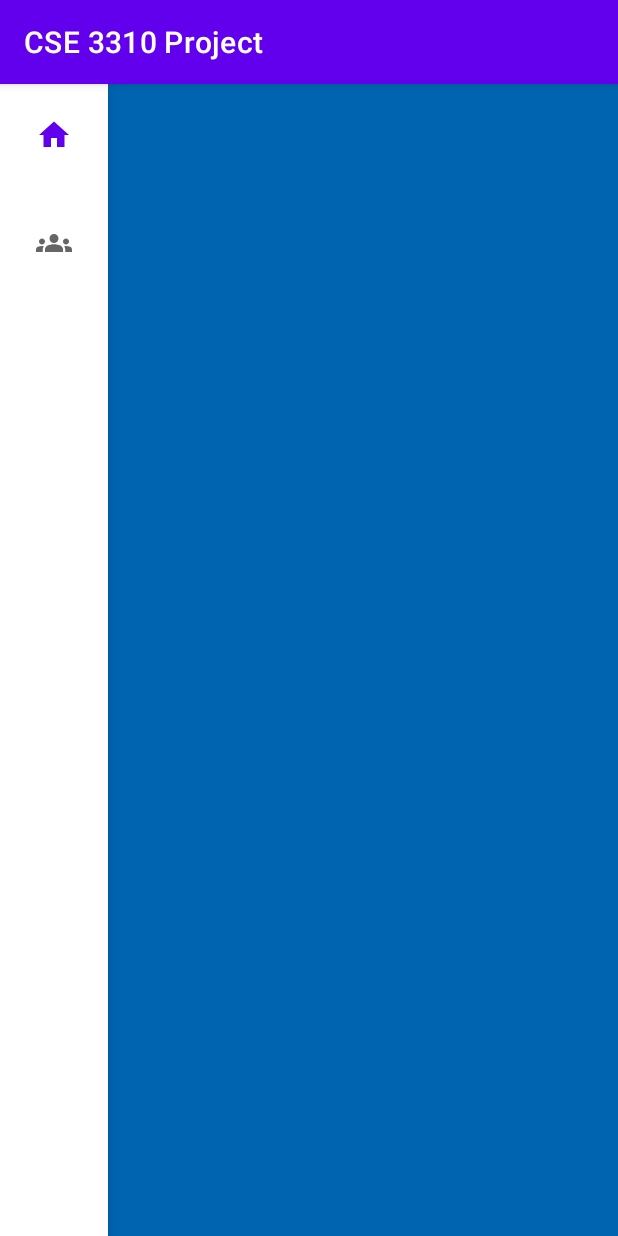
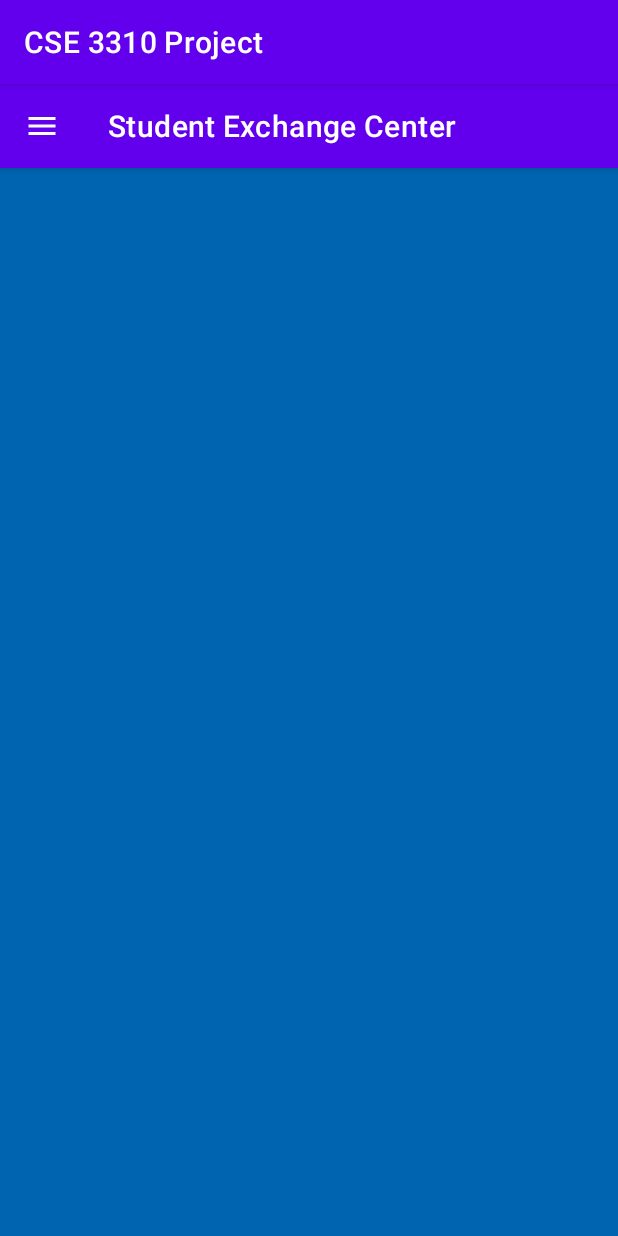
Before and after one commit to CodyMonJones/CSE3310-SIE, an Android app: the HomeActivity screen opened directly, with no data from a screen before it, on a phone screen of 412 x 824 dp. Run offline under Robolectric (Android 15) with nearby library versions, the phone set to English and light mode, and no system bars.

Commit message:
top bar & collapsible menu layout added

```diff
--- a/CSE3310Project/app/src/main/java/com/example/cse3310project/HomeActivity.java
+++ b/CSE3310Project/app/src/main/java/com/example/cse3310project/HomeActivity.java
@@ -3,6 +3,7 @@ package com.example.cse3310project;
 import androidx.appcompat.app.AppCompatActivity;
 
 import android.os.Bundle;
+
 
 public class HomeActivity extends AppCompatActivity {
 
--- /dev/null
+++ b/CSE3310Project/app/src/main/res/drawable/ic_baseline_menu_24.xml
@@ -0,0 +1,5 @@
+<vector android:height="24dp" android:tint="#FFFFFF"
+    android:viewportHeight="24" android:viewportWidth="24"
+    android:width="24dp" xmlns:android="http://schemas.android.com/apk/res/android">
+    <path android:fillColor="@android:color/white" android:pathData="M3,18h18v-2L3,16v2zM3,13h18v-2L3,11v2zM3,6v2h18L21,6L3,6z"/>
+</vector>
--- /dev/null
+++ b/CSE3310Project/app/src/main/res/drawable/ic_baseline_message_24.xml
@@ -0,0 +1,5 @@
+<vector android:autoMirrored="true" android:height="24dp"
+    android:tint="#FFFFFF" android:viewportHeight="24"
+    android:viewportWidth="24" android:width="24dp" xmlns:android="http://schemas.android.com/apk/res/android">
+    <path android:fillColor="@android:color/white" android:pathData="M20,2L4,2c-1.1,0 -1.99,0.9 -1.99,2L2,22l4,-4h14c1.1,0 2,-0.9 2,-2L22,4c0,-1.1 -0.9,-2 -2,-2zM18,14L6,14v-2h12v2zM18,11L6,11L6,9h12v2zM18,8L6,8L6,6h12v2z"/>
+</vector>
--- /dev/null
+++ b/CSE3310Project/app/src/main/res/drawable/ic_baseline_people_24.xml
@@ -0,0 +1,5 @@
+<vector android:height="24dp" android:tint="#FFFFFF"
+    android:viewportHeight="24" android:viewportWidth="24"
+    android:width="24dp" xmlns:android="http://schemas.android.com/apk/res/android">
+    <path android:fillColor="@android:color/white" android:pathData="M16,11c1.66,0 2.99,-1.34 2.99,-3S17.66,5 16,5c-1.66,0 -3,1.34 -3,3s1.34,3 3,3zM8,11c1.66,0 2.99,-1.34 2.99,-3S9.66,5 8,5C6.34,5 5,6.34 5,8s1.34,3 3,3zM8,13c-2.33,0 -7,1.17 -7,3.5L1,19h14v-2.5c0,-2.33 -4.67,-3.5 -7,-3.5zM16,13c-0.29,0 -0.62,0.02 -0.97,0.05 1.16,0.84 1.97,1.97 1.97,3.45L17,19h6v-2.5c0,-2.33 -4.67,-3.5 -7,-3.5z"/>
+</vector>
--- /dev/null
+++ b/CSE3310Project/app/src/main/res/drawable/ic_baseline_storefront_24.xml
@@ -0,0 +1,5 @@
+<vector android:height="24dp" android:tint="#FFFFFF"
+    android:viewportHeight="24" android:viewportWidth="24"
+    android:width="24dp" xmlns:android="http://schemas.android.com/apk/res/android">
+    <path android:fillColor="@android:color/white" android:pathData="M21.9,8.89l-1.05,-4.37c-0.22,-0.9 -1,-1.52 -1.91,-1.52H5.05C4.15,3 3.36,3.63 3.15,4.52L2.1,8.89c-0.24,1.02 -0.02,2.06 0.62,2.88C2.8,11.88 2.91,11.96 3,12.06V19c0,1.1 0.9,2 2,2h14c1.1,0 2,-0.9 2,-2v-6.94c0.09,-0.09 0.2,-0.18 0.28,-0.28C21.92,10.96 22.15,9.91 21.9,8.89zM18.91,4.99l1.05,4.37c0.1,0.42 0.01,0.84 -0.25,1.17C19.57,10.71 19.27,11 18.77,11c-0.61,0 -1.14,-0.49 -1.21,-1.14L16.98,5L18.91,4.99zM13,5h1.96l0.54,4.52c0.05,0.39 -0.07,0.78 -0.33,1.07C14.95,10.85 14.63,11 14.22,11C13.55,11 13,10.41 13,9.69V5zM8.49,9.52L9.04,5H11v4.69C11,10.41 10.45,11 9.71,11c-0.34,0 -0.65,-0.15 -0.89,-0.41C8.57,10.3 8.45,9.91 8.49,9.52zM4.04,9.36L5.05,5h1.97L6.44,9.86C6.36,10.51 5.84,11 5.23,11c-0.49,0 -0.8,-0.29 -0.93,-0.47C4.03,10.21 3.94,9.78 4.04,9.36zM5,19v-6.03C5.08,12.98 5.15,13 5.23,13c0.87,0 1.66,-0.36 2.24,-0.95c0.6,0.6 1.4,0.95 2.31,0.95c0.87,0 1.65,-0.36 2.23,-0.93c0.59,0.57 1.39,0.93 2.29,0.93c0.84,0 1.64,-0.35 2.24,-0.95c0.58,0.59 1.37,0.95 2.24,0.95c0.08,0 0.15,-0.02 0.23,-0.03V19H5z"/>
+</vector>
--- a/CSE3310Project/app/src/main/res/layout/activity_home.xml
+++ b/CSE3310Project/app/src/main/res/layout/activity_home.xml
@@ -8,11 +8,38 @@
     android:background="@color/UTA_BLUE"
     tools:context=".HomeActivity">
 
-    <com.google.android.material.navigationrail.NavigationRailView
-        android:id="@+id/navigation_rail"
-        android:layout_width="wrap_content"
+    <androidx.drawerlayout.widget.DrawerLayout
+        android:layout_width="match_parent"
         android:layout_height="match_parent"
-        app:menu="@menu/navigation_railway_menu" />
+        tools:openDrawer="start">
 
+        <androidx.coordinatorlayout.widget.CoordinatorLayout
+            android:layout_width="match_parent"
+            android:layout_height="match_parent"
+            android:fitsSystemWindows="true">
 
+            <com.google.android.material.appbar.AppBarLayout
+                android:layout_width="match_parent"
+                android:layout_height="wrap_content"
+                style="@style/Widget.MaterialComponents.AppBarLayout.PrimarySurface"
+                android:fitsSystemWindows="true">
+
+                <com.google.android.material.appbar.MaterialToolbar
+                    android:layout_width="match_parent"
+                    android:layout_height="?attr/actionBarSize"
+                    app:title="Student Exchange Center"
+                    app:navigationIcon="@drawable/ic_baseline_menu_24"
+                    style="@style/Widget.MaterialComponents.Toolbar.PrimarySurface"
+                    android:background="@android:color/transparent"
+                    android:elevation="0dp" />
+            </com.google.android.material.appbar.AppBarLayout>
+        </androidx.coordinatorlayout.widget.CoordinatorLayout>
+        <com.google.android.material.navigation.NavigationView
+            android:id="@+id/navigation_rail"
+            android:layout_width="wrap_content"
+            android:layout_height="match_parent"
+            android:layout_gravity="start"
+            app:menu="@menu/navigation_view"
+            app:headerLayout="@layout/navigation_header"/>
+    </androidx.drawerlayout.widget.DrawerLayout>
 </RelativeLayout>
--- /dev/null
+++ b/CSE3310Project/app/src/main/res/layout/navigation_header.xml
@@ -0,0 +1,28 @@
+<?xml version="1.0" encoding="utf-8"?>
+<LinearLayout  xmlns:android="http://schemas.android.com/apk/res/android"
+    android:layout_width="match_parent"
+    android:layout_height="wrap_content"
+    android:orientation="vertical"
+    android:background="@color/UTA_ORANGE"
+    android:fitsSystemWindows="true">
+
+    <TextView
+        android:layout_width="wrap_content"
+        android:layout_height="wrap_content"
+        android:layout_marginTop="24dp"
+        android:layout_marginStart="24dp"
+        android:layout_marginEnd="24dp"
+        android:textAppearance="?attr/textAppearanceHeadline6"
+        android:textColor="@color/white"
+        android:text="Welcome" />
+
+    <TextView
+        android:layout_width="wrap_content"
+        android:layout_height="wrap_content"
+        android:layout_marginBottom="24dp"
+        android:layout_marginStart="24dp"
+        android:layout_marginEnd="24dp"
+        android:textAppearance="?attr/textAppearanceBody2"
+        android:textColor="@color/white"
+        android:text="User@mavs.uta.edu" />
+</LinearLayout>
--- a/CSE3310Project/app/src/main/res/menu/navigation_railway_menu.xml
+++ /dev/null
@@ -1,13 +0,0 @@
-<?xml version="1.0" encoding="utf-8"?>
-<menu xmlns:android="http://schemas.android.com/apk/res/android">
-    <item
-        android:id="@+id/menu_item_home"
-        android:enabled="true"
-        android:icon="@drawable/ic_baseline_home_24"
-        android:title="@string/Home"/>
-    <item
-        android:id="@+id/menu_item_buy"
-        android:enabled="true"
-        android:icon="@drawable/ic_baseline_groups_24"
-        android:title="@string/Clubs"/>
-</menu>
--- /dev/null
+++ b/CSE3310Project/app/src/main/res/menu/navigation_view.xml
@@ -0,0 +1,43 @@
+<?xml version="1.0" encoding="utf-8"?>
+<menu xmlns:android="http://schemas.android.com/apk/res/android">
+    <group
+        android:id="@+id/group1"
+        android:checkableBehavior="single">
+
+        <item
+            android:id="@+id/Home"
+            android:icon="@drawable/ic_baseline_home_24"
+            android:title="Home"
+            android:checked="true"/>
+
+        <item
+            android:id="@+id/Clubs"
+            android:icon="@drawable/ic_baseline_groups_24"
+            android:title="Clubs"
+            android:checked="true"/>
+
+        <item
+            android:id="@+id/Tutoring"
+            android:icon="@drawable/ic_baseline_school_24"
+            android:title="Tutoring"
+            android:checked="true"/>
+
+        <item
+            android:id="@+id/Marketplace"
+            android:icon="@drawable/ic_baseline_storefront_24"
+            android:title="Marketplace"
+            android:checked="true"/>
+
+        <item
+            android:id="@+id/Messages"
+            android:icon="@drawable/ic_baseline_message_24"
+            android:title="Messages"
+            android:checked="true"/>
+
+        <item
+            android:id="@+id/Communities"
+            android:icon="@drawable/ic_baseline_people_24"
+            android:title="Communities"
+            android:checked="true"/>
+    </group>
+</menu>
```
